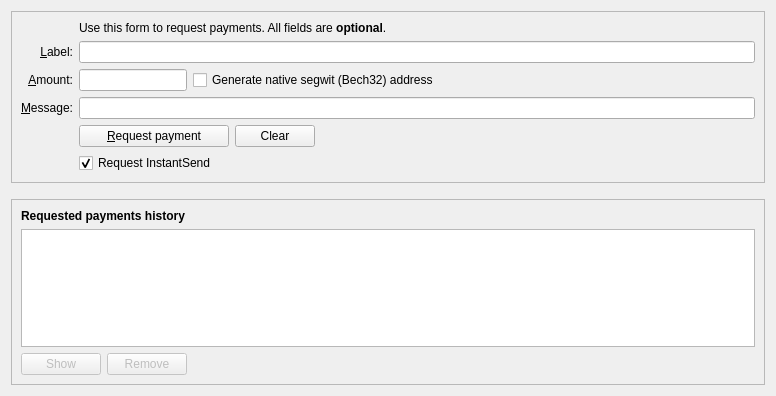
First picture: the form in src/qt/forms/receivecoinsdialog.ui, repository barrystyle/SUQA-0.17.1, before the edit.
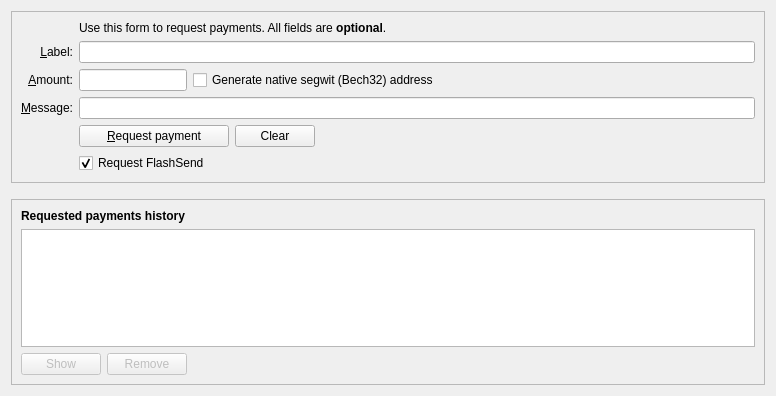
Second picture: the form after the edit. Icons and pictures are not drawn. Custom widgets are drawn as their Qt base class.

Commit message: Masternodes labels changed InfinityNodes, PrivateSend labels changed to ShadowSend.

Diff of the .ui file:
```diff
--- a/src/qt/forms/receivecoinsdialog.ui
+++ b/src/qt/forms/receivecoinsdialog.ui
@@ -164,7 +164,7 @@
         <item row="8" column="2">
          <widget class="QCheckBox" name="checkUseInstantSend">
           <property name="text">
-           <string>Request InstantSend</string>
+           <string>Request FlashSend</string>
           </property>
           <property name="checked">
            <bool>true</bool>
```
The commit also changes 8 other files.
